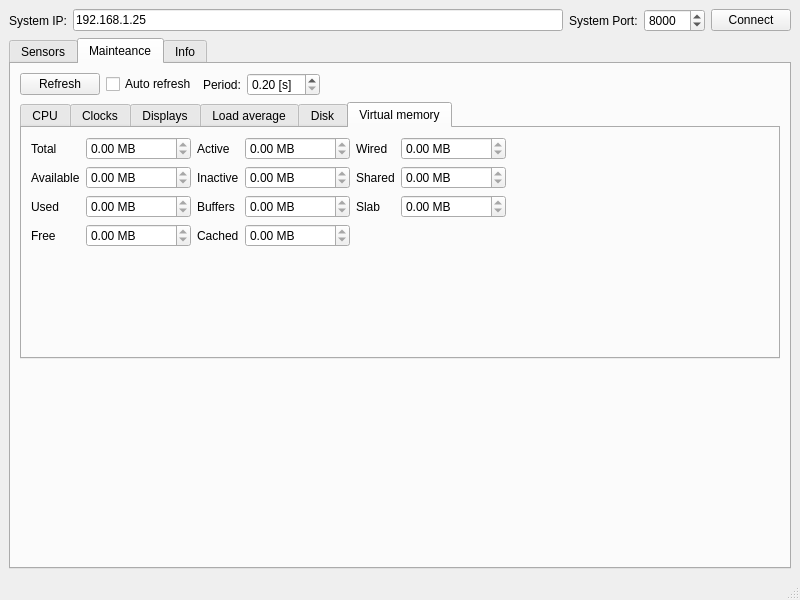
This is mainwindow.ui in DominikKamykowski/ServiceApplicationRPi as Qt 5 draws it before an edit. The edited form follows.
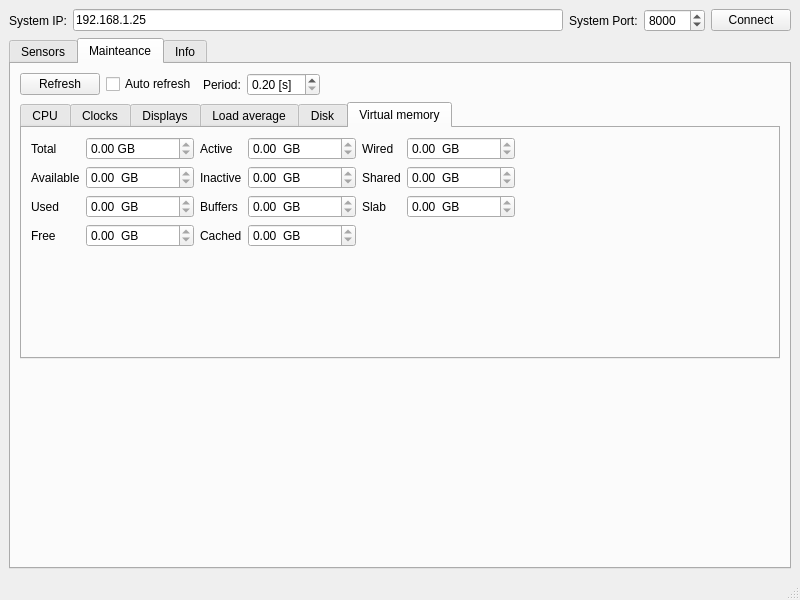
This is the edited form. The open tabs and pages were chosen to show the change.

Commit message: parse virtual memory data

Patch:
```diff
--- a/mainwindow.ui
+++ b/mainwindow.ui
@@ -715,7 +715,7 @@
                <bool>true</bool>
               </property>
               <property name="suffix">
-               <string> MB</string>
+               <string>  GB</string>
               </property>
               <property name="maximum">
                <double>999999999.000000000000000</double>
@@ -728,7 +728,7 @@
                <bool>true</bool>
               </property>
               <property name="suffix">
-               <string> MB</string>
+               <string>  GB</string>
               </property>
               <property name="maximum">
                <double>999999999.000000000000000</double>
@@ -748,7 +748,7 @@
                <bool>true</bool>
               </property>
               <property name="suffix">
-               <string> MB</string>
+               <string>  GB</string>
               </property>
               <property name="maximum">
                <double>999999999.000000000000000</double>
@@ -788,7 +788,7 @@
                <bool>true</bool>
               </property>
               <property name="suffix">
-               <string> MB</string>
+               <string>  GB</string>
               </property>
               <property name="maximum">
                <double>999999999.000000000000000</double>
@@ -829,7 +829,7 @@
                <bool>true</bool>
               </property>
               <property name="suffix">
-               <string> MB</string>
+               <string>  GB</string>
               </property>
               <property name="maximum">
                <double>999999999.000000000000000</double>
@@ -842,7 +842,7 @@
                <bool>true</bool>
               </property>
               <property name="suffix">
-               <string> MB</string>
+               <string>  GB</string>
               </property>
               <property name="maximum">
                <double>999999999.000000000000000</double>
@@ -855,7 +855,7 @@
                <bool>true</bool>
               </property>
               <property name="suffix">
-               <string> MB</string>
+               <string>  GB</string>
               </property>
               <property name="maximum">
                <double>999999999.000000000000000</double>
@@ -871,7 +871,7 @@
                <string/>
               </property>
               <property name="suffix">
-               <string> MB</string>
+               <string>  GB</string>
               </property>
               <property name="maximum">
                <double>999999999.000000000000000</double>
@@ -908,7 +908,7 @@
                <string/>
               </property>
               <property name="suffix">
-               <string> MB</string>
+               <string> GB</string>
               </property>
               <property name="maximum">
                <double>999999999.000000000000000</double>
@@ -941,7 +941,7 @@
                <bool>true</bool>
               </property>
               <property name="suffix">
-               <string> MB</string>
+               <string>  GB</string>
               </property>
               <property name="maximum">
                <double>999999999.000000000000000</double>
@@ -954,7 +954,7 @@
                <bool>true</bool>
               </property>
               <property name="suffix">
-               <string> MB</string>
+               <string>  GB</string>
               </property>
               <property name="maximum">
                <double>999999999.000000000000000</double>
```
Left out of the diff: 2 changed lines with no effect on the pictures. The commit also changes 2 other files.
